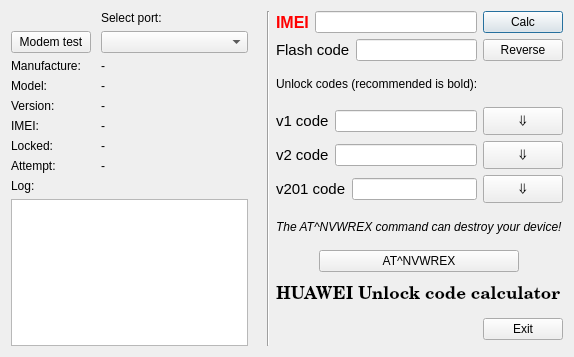
bigbigmdm/Huawei_modem_calculator_v2, file mainwindow.ui: the form before one commit.
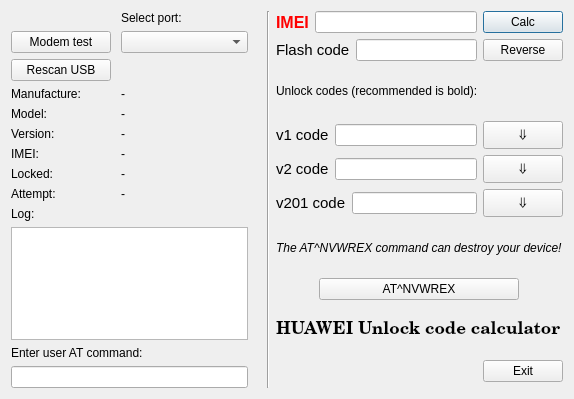
The form after the commit. Icons and pictures are not drawn.

Commit message: Fix: port communication errors

The edit to the form file:
```diff
--- a/mainwindow.ui
+++ b/mainwindow.ui
@@ -7,7 +7,7 @@
     <x>0</x>
     <y>0</y>
     <width>574</width>
-    <height>357</height>
+    <height>399</height>
    </rect>
   </property>
   <property name="windowTitle">
@@ -28,6 +28,18 @@
         </property>
         <item row="1" column="0">
          <widget class="QPushButton" name="pushButton">
+          <property name="sizePolicy">
+           <sizepolicy hsizetype="Expanding" vsizetype="Fixed">
+            <horstretch>0</horstretch>
+            <verstretch>0</verstretch>
+           </sizepolicy>
+          </property>
+          <property name="minimumSize">
+           <size>
+            <width>100</width>
+            <height>0</height>
+           </size>
+          </property>
           <property name="text">
            <string>Modem test</string>
           </property>
@@ -36,91 +48,91 @@
         <item row="1" column="1">
          <widget class="QComboBox" name="PortBox"/>
         </item>
-        <item row="2" column="0">
+        <item row="3" column="0">
          <widget class="QLabel" name="label_3">
           <property name="text">
            <string>Manufacture:</string>
           </property>
          </widget>
         </item>
-        <item row="2" column="1">
+        <item row="3" column="1">
          <widget class="QLabel" name="label_manuf">
           <property name="text">
            <string>-</string>
           </property>
          </widget>
         </item>
-        <item row="3" column="0">
+        <item row="4" column="0">
          <widget class="QLabel" name="label_4">
           <property name="text">
            <string>Model:</string>
           </property>
          </widget>
         </item>
-        <item row="3" column="1">
+        <item row="4" column="1">
          <widget class="QLabel" name="label_model">
           <property name="text">
            <string>-</string>
           </property>
          </widget>
         </item>
-        <item row="4" column="0">
+        <item row="5" column="0">
          <widget class="QLabel" name="label_5">
           <property name="text">
            <string>Version:</string>
           </property>
          </widget>
         </item>
-        <item row="4" column="1">
+        <item row="5" column="1">
          <widget class="QLabel" name="label_version">
           <property name="text">
            <string>-</string>
           </property>
          </widget>
         </item>
-        <item row="5" column="0">
+        <item row="6" column="0">
          <widget class="QLabel" name="label_6">
           <property name="text">
            <string>IMEI:</string>
           </property>
          </widget>
         </item>
-        <item row="5" column="1">
+        <item row="6" column="1">
          <widget class="QLabel" name="label_imei">
           <property name="text">
            <string>-</string>
           </property>
          </widget>
         </item>
-        <item row="6" column="0">
+        <item row="7" column="0">
          <widget class="QLabel" name="label_7">
           <property name="text">
            <string>Locked:</string>
           </property>
          </widget>
         </item>
-        <item row="6" column="1">
+        <item row="7" column="1">
          <widget class="QLabel" name="label_locked">
           <property name="text">
            <string>-</string>
           </property>
          </widget>
         </item>
-        <item row="7" column="0">
+        <item row="8" column="0">
          <widget class="QLabel" name="label_8">
           <property name="text">
            <string>Attempt:</string>
           </property>
          </widget>
         </item>
-        <item row="7" column="1">
+        <item row="8" column="1">
          <widget class="QLabel" name="label_attempt">
           <property name="text">
            <string>-</string>
           </property>
          </widget>
         </item>
-        <item row="8" column="0">
+        <item row="9" column="0">
          <widget class="QLabel" name="label_11">
           <property name="text">
            <string>Log:</string>
@@ -134,6 +146,25 @@
           </property>
          </widget>
         </item>
+        <item row="2" column="0">
+         <widget class="QPushButton" name="pushButton_3">
+          <property name="sizePolicy">
+           <sizepolicy hsizetype="Expanding" vsizetype="Fixed">
+            <horstretch>0</horstretch>
+            <verstretch>0</verstretch>
+           </sizepolicy>
+          </property>
+          <property name="minimumSize">
+           <size>
+            <width>100</width>
+            <height>0</height>
+           </size>
+          </property>
+          <property name="text">
+           <string>Rescan USB</string>
+          </property>
+         </widget>
+        </item>
        </layout>
       </item>
       <item>
@@ -145,6 +176,16 @@
         </property>
        </widget>
       </item>
+      <item>
+       <widget class="QLabel" name="label_13">
+        <property name="text">
+         <string>Enter user AT command:</string>
+        </property>
+       </widget>
+      </item>
+      <item>
+       <widget class="QLineEdit" name="lineEdit"/>
+      </item>
      </layout>
     </item>
     <item>
```
Left out of the diff: 3 changed lines with no effect on the pictures. The commit also changes 2 other files.
